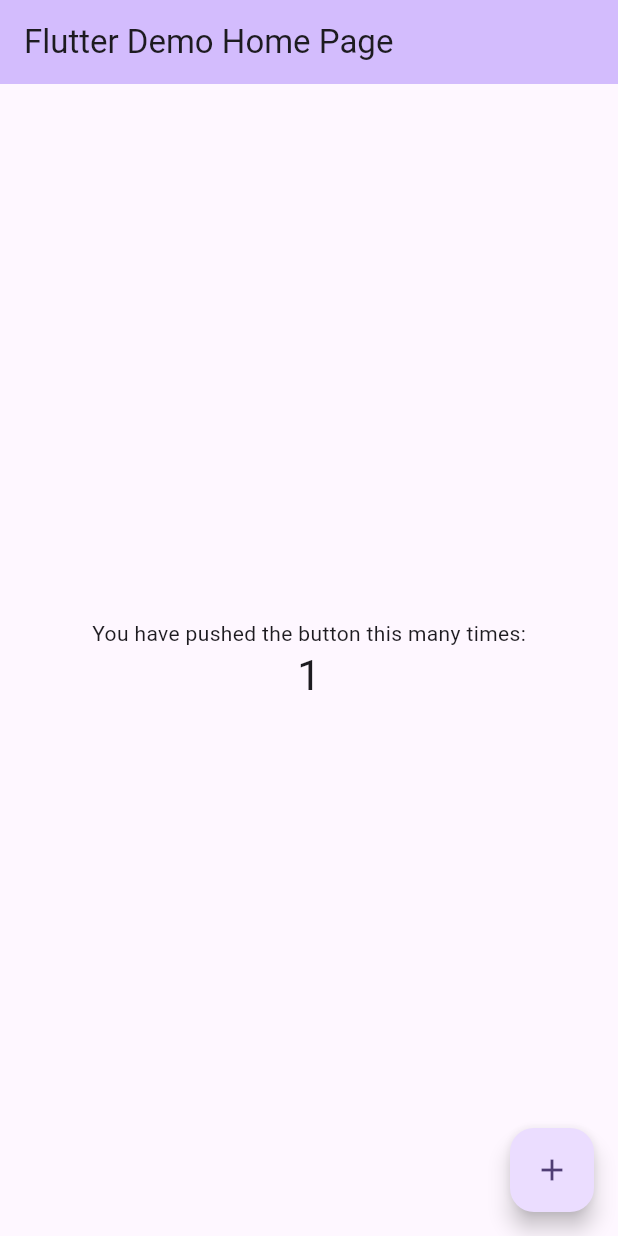
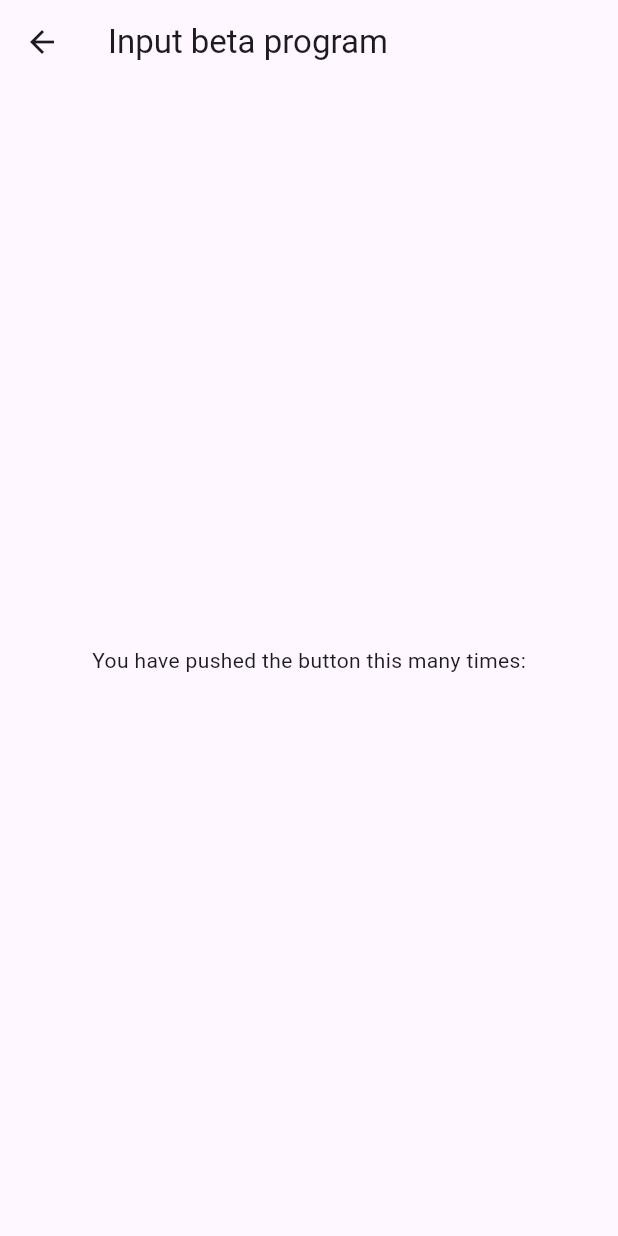
Before and after one commit to noboru-i/droid-flight, a Flutter app: the screen it shows after launch, after a tap on the "add" icon, on a phone screen of 412 x 824 dp. Run offline on Flutter 3.47's test engine with Material 3 defaults, Android fonts, the phone set to English and light mode, and no system bars.

Commit message:
add HomePage and InputPage components

```diff
--- a/lib/main.dart
+++ b/lib/main.dart
@@ -1,3 +1,4 @@
+import 'package:droid_flight/pages/home/home_page.dart';
 import 'package:flutter/material.dart';
 
 void main() {
@@ -12,58 +13,10 @@ class MyApp extends StatelessWidget {
     return MaterialApp(
       title: 'Flutter Demo',
       theme: ThemeData(
-        colorScheme: ColorScheme.fromSeed(seedColor: Colors.deepPurple),
+        // colorScheme: ColorScheme.fromSeed(seedColor: Colors.deepPurple),
         useMaterial3: true,
       ),
-      home: const MyHomePage(title: 'Flutter Demo Home Page'),
+      home: const HomePage(),
     );
   }
 }
-
-class MyHomePage extends StatefulWidget {
-  const MyHomePage({super.key, required this.title});
-
-  final String title;
-
-  @override
-  State<MyHomePage> createState() => _MyHomePageState();
-}
-
-class _MyHomePageState extends State<MyHomePage> {
-  int _counter = 0;
-
-  void _incrementCounter() {
-    setState(() {
-      _counter++;
-    });
-  }
-
-  @override
-  Widget build(BuildContext context) {
-    return Scaffold(
-      appBar: AppBar(
-        backgroundColor: Theme.of(context).colorScheme.inversePrimary,
-        title: Text(widget.title),
-      ),
-      body: Center(
-        child: Column(
-          mainAxisAlignment: MainAxisAlignment.center,
-          children: <Widget>[
-            const Text(
-              'You have pushed the button this many times:',
-            ),
-            Text(
-              '$_counter',
-              style: Theme.of(context).textTheme.headlineMedium,
-            ),
-          ],
-        ),
-      ),
-      floatingActionButton: FloatingActionButton(
-        onPressed: _incrementCounter,
-        tooltip: 'Increment',
-        child: const Icon(Icons.add),
-      ),
-    );
-  }
-}
--- /dev/null
+++ b/lib/pages/home/home_page.dart
@@ -0,0 +1,38 @@
+import 'package:droid_flight/pages/input/input_page.dart';
+import 'package:flutter/material.dart';
+
+class HomePage extends StatelessWidget {
+  const HomePage({super.key});
+
+  @override
+  Widget build(BuildContext context) {
+    return Scaffold(
+      appBar: AppBar(
+        title: const Text('Beta programs'),
+      ),
+      body: const Center(
+        child: Column(
+          mainAxisAlignment: MainAxisAlignment.center,
+          children: <Widget>[
+            Text(
+              'You have pushed the button this many times:',
+            ),
+          ],
+        ),
+      ),
+      floatingActionButton: FloatingActionButton(
+        onPressed: () => _moveToInputPage(context),
+        tooltip: 'Add',
+        child: const Icon(Icons.add),
+      ),
+    );
+  }
+
+  void _moveToInputPage(BuildContext context) {
+    Navigator.of(context).push(
+      MaterialPageRoute(
+        builder: (context) => const InputPage(),
+      ),
+    );
+  }
+}
--- /dev/null
+++ b/lib/pages/input/input_page.dart
@@ -0,0 +1,24 @@
+import 'package:flutter/material.dart';
+
+class InputPage extends StatelessWidget {
+  const InputPage({super.key});
+
+  @override
+  Widget build(BuildContext context) {
+    return Scaffold(
+      appBar: AppBar(
+        title: const Text('Input beta program'),
+      ),
+      body: const Center(
+        child: Column(
+          mainAxisAlignment: MainAxisAlignment.center,
+          children: <Widget>[
+            Text(
+              'You have pushed the button this many times:',
+            ),
+          ],
+        ),
+      ),
+    );
+  }
+}
```
